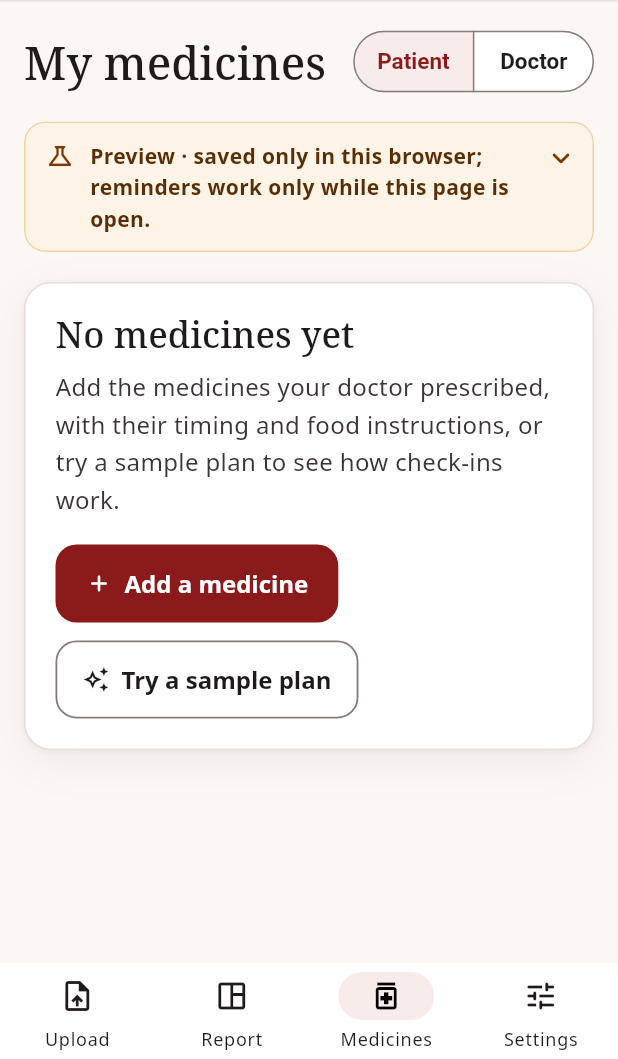
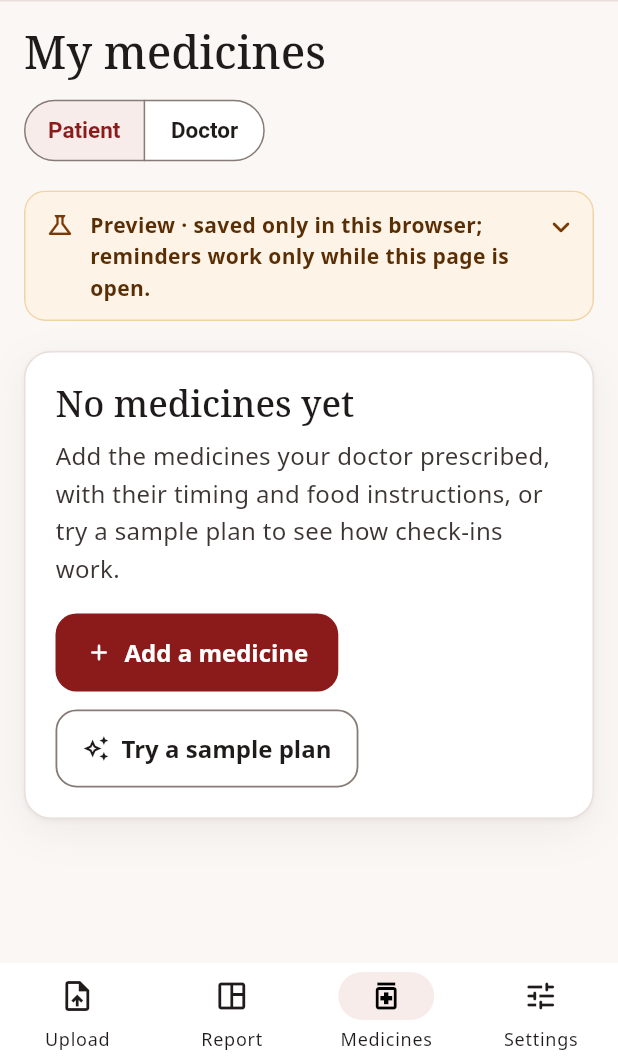
Before and after one commit to AnantGp/medvaani, a Flutter app: the screen it shows after launch, item 3 of the bottom bar chosen, on a phone screen of 412 x 824 dp, the part 177-1236 px from its top. Run offline on Flutter 3.47's test engine with Material 3 defaults, Android fonts, the phone set to English and light mode, and no system bars; our stand-ins replace file_picker, flutter_svg, flutter_tts, pdf; missing offline and left inert: dart:html, dart:js_interop.

Commit message:
Phone layouts: even language row, stacked photo buttons, banner and dose rows
- Language chooser is one even row of four on phones instead of 3 + 1
- Take/Choose photo stack when the card is narrow instead of wrapping text
- Medicines: title above the Patient/Doctor toggle; due banner and dose
  actions drop below the text instead of squeezing the medicine name

Co-Authored-By: Claude Sonnet 5.5 <noreply@anthropic.com>
Claude-Session: https://claude.ai/code/session_01PjGnQh1tFY8Zi6QhScpC3J

```diff
--- a/flutter_app/lib/meds/meds_page.dart
+++ b/flutter_app/lib/meds/meds_page.dart
@@ -89,12 +89,11 @@ class _MedsPageState extends State<MedsPage> {
         );
       });
 
-  Widget _modeSwitch() => Row(children: [
-        Expanded(
-            child: heading(_t(_doctorView ? 'Doctor follow-up' : 'My medicines'),
-                serifStyle(30))),
-        const SizedBox(width: 12),
-        SegmentedButton<bool>(
+  Widget _modeSwitch() => LayoutBuilder(builder: (context, box) {
+        final title = heading(
+            _t(_doctorView ? 'Doctor follow-up' : 'My medicines'),
+            serifStyle(30));
+        final toggle = SegmentedButton<bool>(
           showSelectedIcon: false,
           style: SegmentedButton.styleFrom(
               selectedBackgroundColor: ReportPalette.rose,
@@ -109,8 +108,19 @@ class _MedsPageState extends State<MedsPage> {
           ],
           selected: {_doctorView},
           onSelectionChanged: (s) => setState(() => _doctorView = s.first),
-        ),
+        );
+        return box.maxWidth < 460
+            ? Column(crossAxisAlignment: CrossAxisAlignment.start, children: [
+                title,
+                const SizedBox(height: 12),
+                toggle,
+              ])
+            : Row(children: [
+                Expanded(child: title),
+                const SizedBox(width: 12),
+                toggle,
               ]);
+      });
 
   /// Both limits that matter stay visible; the rest sits one tap away.
   Widget _previewNotice() => Material(
@@ -268,14 +278,16 @@ class _MedsPageState extends State<MedsPage> {
                     offset: Offset(0, 10))
               ],
               borderRadius: BorderRadius.circular(18)),
-          child: Row(children: [
+          child: LayoutBuilder(builder: (context, box) {
+            final text = Row(children: [
               const ExcludeSemantics(
                   child: Icon(Icons.notifications_active_outlined,
                       color: Colors.white, size: 26)),
               const SizedBox(width: 14),
               Expanded(
-                child:
-                    Column(crossAxisAlignment: CrossAxisAlignment.start, children: [
+                  child: Column(
+                      crossAxisAlignment: CrossAxisAlignment.start,
+                      children: [
                     Text(_t('Time for {name}', {'name': dose.medicine.name}),
                         style: const TextStyle(
                             fontSize: 18,
@@ -283,15 +295,24 @@ class _MedsPageState extends State<MedsPage> {
                             color: Colors.white)),
                     const SizedBox(height: 2),
                     Text(dose.medicine.dose,
-                  style:
-                      const TextStyle(fontSize: 14, color: Color(0xFFF7E3E0))),
+                        style: const TextStyle(
+                            fontSize: 14, color: Color(0xFFF7E3E0))),
                   ])),
-            const SizedBox(width: 8),
-            _checkInButton(dose,
+            ]);
+            final button = _checkInButton(dose,
                 style: FilledButton.styleFrom(
                     backgroundColor: Colors.white,
-                    foregroundColor: ReportPalette.burgundy)),
-          ]),
+                    foregroundColor: ReportPalette.burgundy));
+            return box.maxWidth < 380
+                ? Column(
+                    crossAxisAlignment: CrossAxisAlignment.stretch,
+                    children: [text, const SizedBox(height: 14), button])
+                : Row(children: [
+                    Expanded(child: text),
+                    const SizedBox(width: 12),
+                    button
+                  ]);
+          }),
         ),
       );
 
@@ -347,24 +368,41 @@ class _MedsPageState extends State<MedsPage> {
               style: const TextStyle(fontSize: 14, color: ReportPalette.muted))
           : _checkInButton(dose),
     };
-    return Padding(
-      padding: const EdgeInsets.symmetric(vertical: 12),
-      child: Row(children: [
-        SizedBox(
-            width: 56,
-            child: Text(_time(dose.scheduled),
-                style: const TextStyle(fontSize: 14, color: ReportPalette.muted))),
-        Expanded(
-            child: Column(crossAxisAlignment: CrossAxisAlignment.start, children: [
+    final details =
+        Column(crossAxisAlignment: CrossAxisAlignment.start, children: [
       Text('${dose.medicine.name} · ${dose.medicine.dose}',
           style: const TextStyle(fontSize: 16, fontWeight: FontWeight.w600)),
       const SizedBox(height: 2),
       Text(_ruleLabel(dose.medicine),
           style: const TextStyle(fontSize: 13, color: ReportPalette.muted)),
-        ])),
+    ]);
+    final time = SizedBox(
+        width: 56,
+        child: Text(_time(dose.scheduled),
+            style: const TextStyle(fontSize: 14, color: ReportPalette.muted)));
+    return Padding(
+      padding: const EdgeInsets.symmetric(vertical: 12),
+      child: LayoutBuilder(
+          builder: (context, box) => box.maxWidth < 420 && trailing is! Text
+              ? Column(
+                  crossAxisAlignment: CrossAxisAlignment.start,
+                  children: [
+                      Row(crossAxisAlignment: CrossAxisAlignment.start, children: [
+                        time,
+                        Expanded(child: details),
+                      ]),
+                      const SizedBox(height: 10),
+                      Padding(
+                          padding: const EdgeInsets.only(left: 56),
+                          child: Align(
+                              alignment: Alignment.centerLeft, child: trailing)),
+                    ])
+              : Row(children: [
+                  time,
+                  Expanded(child: details),
                   const SizedBox(width: 8),
                   trailing,
-      ]),
+                ])),
     );
   }
 
--- a/flutter_app/lib/report_workspace.dart
+++ b/flutter_app/lib/report_workspace.dart
@@ -1383,10 +1383,22 @@ class _ReportWorkspaceState extends State<ReportWorkspace> {
               style:
                   const TextStyle(fontSize: 15, fontWeight: FontWeight.w600)),
           const SizedBox(height: 10),
-          Wrap(spacing: 10, runSpacing: 10, children: [
-            for (final language in widget.languages)
-              _languageChoice(language['name']!, language['native']!),
-          ]),
+          LayoutBuilder(
+              builder: (context, box) => box.maxWidth < 480
+                  ? Row(children: [
+                      for (var i = 0; i < widget.languages.length; i++) ...[
+                        if (i > 0) const SizedBox(width: 8),
+                        Expanded(
+                            child: _languageChoice(
+                                widget.languages[i]['name']!,
+                                widget.languages[i]['native']!,
+                                compact: true)),
+                      ]
+                    ])
+                  : Wrap(spacing: 10, runSpacing: 10, children: [
+                      for (final language in widget.languages)
+                        _languageChoice(language['name']!, language['native']!),
+                    ])),
           const SizedBox(height: 10),
           Text(
               _t('You can switch at any time. The report itself needs to be printed in English for now.'),
@@ -1487,20 +1499,29 @@ class _ReportWorkspaceState extends State<ReportWorkspace> {
                       icon: const Icon(Icons.upload_file_outlined, size: 20),
                       label: Text(_t('Choose PDF'))),
                   const SizedBox(height: 12),
-                  Row(children: [
-                    Expanded(
-                        child: OutlinedButton.icon(
-                            onPressed: canUpload ? widget.onCamera : null,
-                            icon:
-                                const Icon(Icons.camera_alt_outlined, size: 20),
-                            label: Text(_t('Take photo')))),
-                    const SizedBox(width: 12),
-                    Expanded(
-                        child: OutlinedButton.icon(
-                            onPressed: canUpload ? widget.onPhoto : null,
-                            icon: const Icon(Icons.image_outlined, size: 20),
-                            label: Text(_t('Choose photo'))))
-                  ]),
+                  LayoutBuilder(builder: (context, box) {
+                    final camera = OutlinedButton.icon(
+                        onPressed: canUpload ? widget.onCamera : null,
+                        icon: const Icon(Icons.camera_alt_outlined, size: 20),
+                        label: Text(_t('Take photo')));
+                    final gallery = OutlinedButton.icon(
+                        onPressed: canUpload ? widget.onPhoto : null,
+                        icon: const Icon(Icons.image_outlined, size: 20),
+                        label: Text(_t('Choose photo')));
+                    return box.maxWidth < 360
+                        ? Column(
+                            crossAxisAlignment: CrossAxisAlignment.stretch,
+                            children: [
+                                camera,
+                                const SizedBox(height: 12),
+                                gallery
+                              ])
+                        : Row(children: [
+                            Expanded(child: camera),
+                            const SizedBox(width: 12),
+                            Expanded(child: gallery)
+                          ]);
+                  }),
                   if (!widget.sampleConsent && !widget.loading)
                     Padding(
                         padding: const EdgeInsets.only(top: 10),
@@ -1620,7 +1641,7 @@ class _ReportWorkspaceState extends State<ReportWorkspace> {
         ]);
       });
 
-  Widget _languageChoice(String name, String native) {
+  Widget _languageChoice(String name, String native, {bool compact = false}) {
     final selected = widget.language == name;
     return Semantics(
       selected: selected,
@@ -1628,7 +1649,8 @@ class _ReportWorkspaceState extends State<ReportWorkspace> {
       child: OutlinedButton(
         onPressed: () => widget.onLanguage(name),
         style: OutlinedButton.styleFrom(
-                minimumSize: const Size(96, 50),
+                minimumSize: Size(compact ? 0 : 96, 50),
+                padding: EdgeInsets.symmetric(horizontal: compact ? 4 : 16),
                 backgroundColor:
                     selected ? ReportPalette.burgundy : Colors.white,
                 foregroundColor: selected ? Colors.white : ReportPalette.ink,
```
Lines whose indentation alone changed are shown as unchanged.
